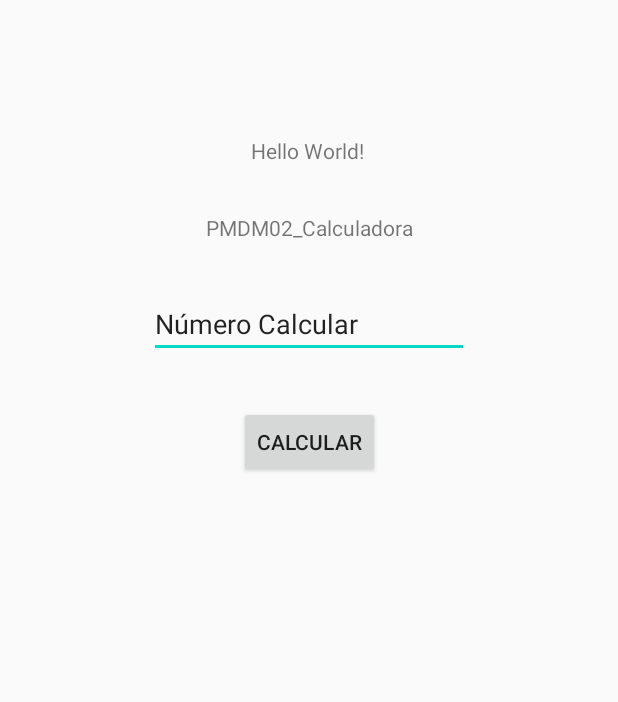
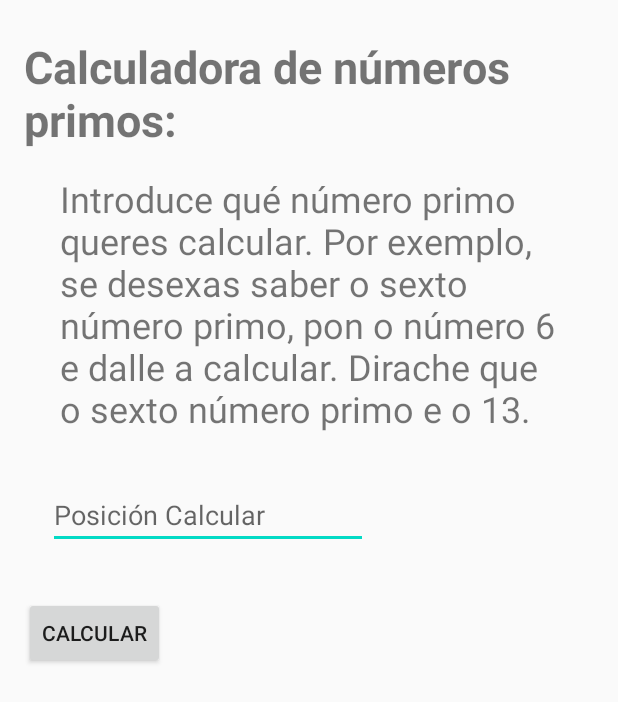
Before and after one commit to manureyesi/PMDM02_Calculadora, an Android app: the layout activity_main.xml on its own in the app's theme, with its tools: preview values and no code run, on a phone screen of 412 x 824 dp. Shown: the top 702 px of the screen. Run offline under Robolectric (Android 15) with nearby library versions, the light colour scheme and no system bars.

Commit message:
Añadir nuevos textos y añadir layout

```diff
--- a/app/src/main/java/net/iessanclemente/pmdm/pmdm02_calculadora/MainActivity.java
+++ b/app/src/main/java/net/iessanclemente/pmdm/pmdm02_calculadora/MainActivity.java
@@ -26,7 +26,7 @@ public class MainActivity extends AppCompatActivity {
 
         this.numeroCalcular = findViewById(id.numeroCalcular);
 
-        this.resultado = findViewById(id.textView2);
+        this.resultado = findViewById(id.resultadoTexto);
 
         // Function para el click
         this.botonCalcular.setOnClickListener(this::onClick);
@@ -52,7 +52,8 @@ public class MainActivity extends AppCompatActivity {
 
 
                 this.resultado.setText(String.format(
-                        getString(string.app_texto_respuesta_calcular), numeroCalcular.toString(), resultado.toString()));
+                        getString(string.app_texto_respuesta_calcular),
+                        numeroCalcular.toString(), resultado.toString()));
 
             }
         }
--- a/app/src/main/res/layout/activity_main.xml
+++ b/app/src/main/res/layout/activity_main.xml
@@ -6,48 +6,84 @@
     android:layout_height="match_parent"
     tools:context=".MainActivity">
 
+    <LinearLayout
+        android:layout_width="match_parent"
+        android:layout_height="match_parent"
+        android:layout_marginStart="16dp"
+        android:layout_marginTop="24dp"
+        android:layout_marginEnd="16dp"
+        android:layout_marginBottom="16dp"
+        android:orientation="vertical"
+        app:layout_constraintBottom_toBottomOf="parent"
+        app:layout_constraintEnd_toEndOf="parent"
+        app:layout_constraintStart_toStartOf="parent"
+        app:layout_constraintTop_toTopOf="parent">
+
         <TextView
-        android:id="@+id/textView2"
+            android:id="@+id/textTitulo"
             android:layout_width="wrap_content"
             android:layout_height="wrap_content"
-        android:text="Hello World!"
+            android:text="@string/app_texto_titulo"
+            android:textSize="30sp"
+            android:textStyle="bold"
             app:layout_constraintBottom_toBottomOf="parent"
-        app:layout_constraintHorizontal_bias="0.498"
+            app:layout_constraintHorizontal_bias="0.0"
             app:layout_constraintLeft_toLeftOf="parent"
             app:layout_constraintRight_toRightOf="parent"
             app:layout_constraintTop_toTopOf="parent"
-        app:layout_constraintVertical_bias="0.113" />
+            app:layout_constraintVertical_bias="0.0" />
 
         <TextView
-        android:id="@+id/textView"
+            android:id="@+id/textoDescripcion"
             android:layout_width="wrap_content"
             android:layout_height="wrap_content"
-        android:layout_marginTop="32dp"
-        android:text="@string/app_name"
+            android:layout_marginStart="24dp"
+            android:layout_marginTop="16dp"
+            android:layout_marginEnd="24dp"
+            android:text="@string/app_texto_descripcion"
+            android:textSize="24sp"
             app:layout_constraintEnd_toEndOf="parent"
             app:layout_constraintStart_toStartOf="parent"
-        app:layout_constraintTop_toBottomOf="@+id/textView2" />
+            app:layout_constraintTop_toBottomOf="@+id/textTitulo" />
 
         <EditText
             android:id="@+id/numeroCalcular"
             android:layout_width="wrap_content"
             android:layout_height="wrap_content"
+            android:layout_marginStart="16dp"
             android:layout_marginTop="32dp"
             android:ems="10"
+            android:hint="@string/app_texto_imput_calculadora"
             android:inputType="number"
-        android:text="@string/app_texto_imput_calculadora"
             app:layout_constraintEnd_toEndOf="parent"
+            app:layout_constraintHorizontal_bias="0.0"
             app:layout_constraintStart_toStartOf="parent"
-        app:layout_constraintTop_toBottomOf="@+id/textView" />
+            app:layout_constraintTop_toBottomOf="@+id/textoDescripcion" />
 
         <Button
             android:id="@+id/buttonCalcular"
             android:layout_width="wrap_content"
             android:layout_height="wrap_content"
             android:layout_marginTop="32dp"
+            android:layout_marginBottom="40dp"
             android:text="@string/app_texto_button_calcular"
+            app:layout_constraintBottom_toTopOf="@+id/resultadoTexto"
             app:layout_constraintEnd_toEndOf="parent"
+            app:layout_constraintHorizontal_bias="0.05"
             app:layout_constraintStart_toStartOf="parent"
-        app:layout_constraintTop_toBottomOf="@+id/numeroCalcular" />
+            app:layout_constraintTop_toBottomOf="@+id/numeroCalcular"
+            app:layout_constraintVertical_bias="0.0" />
+
+        <TextView
+            android:id="@+id/resultadoTexto"
+            android:layout_width="wrap_content"
+            android:layout_height="wrap_content"
+            android:layout_marginBottom="296dp"
+            app:layout_constraintBottom_toBottomOf="parent"
+            app:layout_constraintEnd_toEndOf="parent"
+            app:layout_constraintHorizontal_bias="0.09"
+            app:layout_constraintStart_toStartOf="parent" />
+
+    </LinearLayout>
 
 </android.support.constraint.ConstraintLayout>
--- a/app/src/main/res/values/strings.xml
+++ b/app/src/main/res/values/strings.xml
@@ -1,6 +1,8 @@
 <resources>
     <string name="app_name">PMDM02_Calculadora</string>
-    <string name="app_texto_imput_calculadora">Número Calcular</string>
+    <string name="app_texto_imput_calculadora">Posición Calcular</string>
     <string name="app_texto_button_calcular">Calcular</string>
     <string name="app_texto_respuesta_calcular">El primo número %s es el %s</string>
+    <string name="app_texto_titulo">Calculadora de números primos:</string>
+    <string name="app_texto_descripcion">Introduce qué número primo queres calcular. Por exemplo, se desexas saber o sexto número primo, pon o número 6 e dalle a calcular. Dirache que o sexto número primo e o 13.</string>
 </resources>
```
Lines whose indentation alone changed are shown as unchanged.
